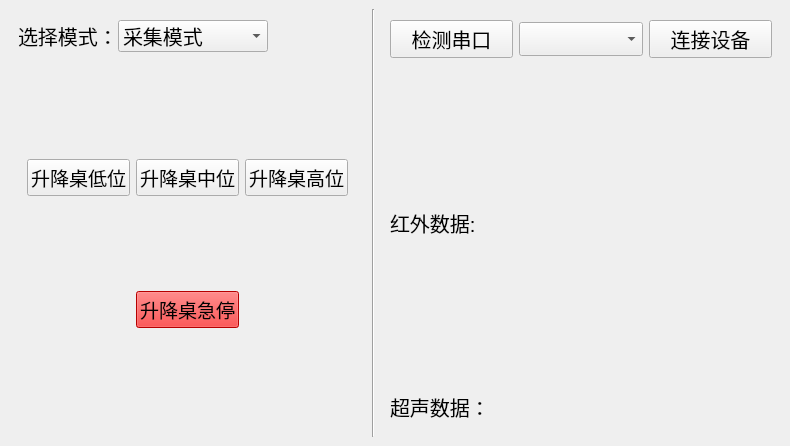
Qt form serialShow.ui (TIMESTICKING/loctek_sensor_processing) before a commit.
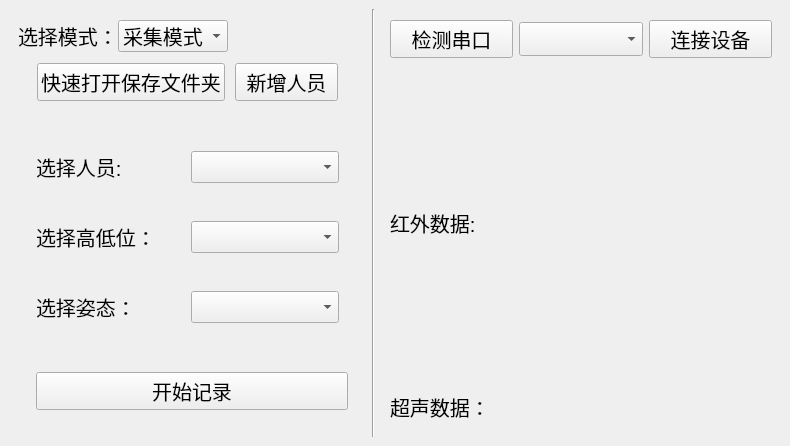
The same form after that commit. The open tabs and pages were chosen to show the change.

Patch:
```diff
--- a/serialShow.ui
+++ b/serialShow.ui
@@ -89,11 +89,6 @@
               <string>推理模式</string>
              </property>
             </item>
-            <item>
-             <property name="text">
-              <string>测试升降模块</string>
-             </property>
-            </item>
            </widget>
           </item>
           <item row="0" column="0">
@@ -127,7 +122,7 @@
        <item row="1" column="0">
         <widget class="QStackedWidget" name="stackedWidget_Mode">
          <property name="currentIndex">
-          <number>1</number>
+          <number>0</number>
          </property>
          <widget class="QWidget" name="stackedWidget_4Page1">
           <layout class="QGridLayout" name="gridLayout" rowstretch="1,6,1" rowminimumheight="1,2,3">
@@ -375,7 +370,7 @@
            </item>
            <item row="1" column="0">
             <widget class="QWidget" name="widget_11" native="true">
-             <layout class="QGridLayout" name="gridLayout_11" rowstretch="0,0,0">
+             <layout class="QGridLayout" name="gridLayout_11" rowstretch="0,0">
               <item row="0" column="1">
                <widget class="QLabel" name="label_result">
                 <property name="font">
@@ -429,106 +424,6 @@
            </item>
           </layout>
          </widget>
-         <widget class="QWidget" name="page_2">
-          <layout class="QVBoxLayout" name="verticalLayout_2" stretch="3">
-           <property name="spacing">
-            <number>0</number>
-           </property>
-           <property name="leftMargin">
-            <number>0</number>
-           </property>
-           <property name="topMargin">
-            <number>0</number>
-           </property>
-           <property name="rightMargin">
-            <number>0</number>
-           </property>
-           <property name="bottomMargin">
-            <number>0</number>
-           </property>
-           <item>
-            <widget class="QWidget" name="widget_12" native="true">
-             <layout class="QGridLayout" name="gridLayout_6">
-              <item row="0" column="2">
-               <widget class="QPushButton" name="PushButton_setHigh">
-                <property name="minimumSize">
-                 <size>
-                  <width>0</width>
-                  <height>34</height>
-                 </size>
-                </property>
-                <property name="font">
-                 <font>
-                  <pointsize>14</pointsize>
-                 </font>
-                </property>
-                <property name="text">
-                 <string>升降桌高位</string>
-                </property>
-               </widget>
-              </item>
-              <item row="0" column="1">
-               <widget class="QPushButton" name="PushButton_setMiddle">
-                <property name="minimumSize">
-                 <size>
-                  <width>0</width>
-                  <height>34</height>
-                 </size>
-                </property>
-                <property name="font">
-                 <font>
-                  <pointsize>14</pointsize>
-                 </font>
-                </property>
-                <property name="text">
-                 <string>升降桌中位</string>
-                </property>
-               </widget>
-              </item>
-              <item row="1" column="1">
-               <widget class="QPushButton" name="pushButton_quickStop">
-                <property name="minimumSize">
-                 <size>
-                  <width>0</width>
-                  <height>34</height>
-                 </size>
-                </property>
-                <property name="font">
-                 <font>
-                  <pointsize>14</pointsize>
-                 </font>
-                </property>
-                <property name="styleSheet">
-                 <string notr="true">background-color: rgb(255, 0, 0);</string>
-                </property>
-                <property name="text">
-                 <string>升降桌急停</string>
-                </property>
-               </widget>
-              </item>
-              <item row="0" column="0">
-               <widget class="QPushButton" name="PushButton_setLow">
-                <property name="minimumSize">
-                 <size>
-                  <width>0</width>
-                  <height>34</height>
-                 </size>
-                </property>
-                <property name="font">
-                 <font>
-                  <pointsize>14</pointsize>
-                 </font>
-                </property>
-                <property name="text">
-                 <string>升降桌低位</string>
-                </property>
-               </widget>
-              </item>
-             </layout>
-            </widget>
-           </item>
-          </layout>
-         </widget>
         </widget>
        </item>
       </layout>
```
